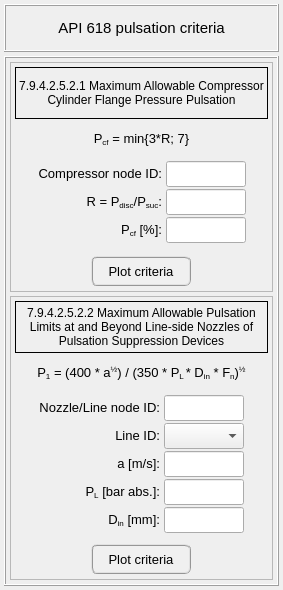
Before: the Qt Designer form pulse/interface/data/ui_files/criterias/pulsation_criteria_widget.ui in open-pulse/OpenPulse, drawn with Qt 5.
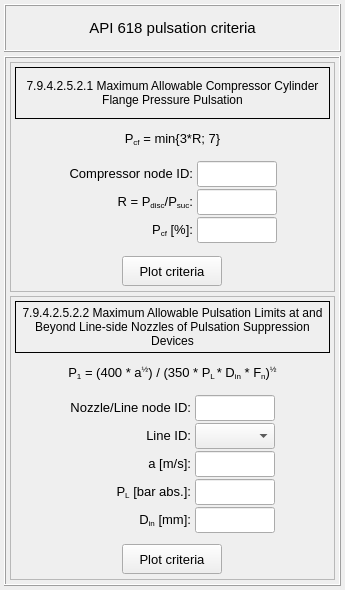
After: the same form once the commit is applied.

What changed in the file:
```diff
--- a/pulse/interface/data/ui_files/criterias/pulsation_criteria_widget.ui
+++ b/pulse/interface/data/ui_files/criterias/pulsation_criteria_widget.ui
@@ -6,7 +6,7 @@
    <rect>
     <x>0</x>
     <y>0</y>
-    <width>283</width>
+    <width>345</width>
     <height>590</height>
    </rect>
   </property>
@@ -57,6 +57,7 @@
           <pointsize>11</pointsize>
           <weight>50</weight>
           <bold>false</bold>
+          <kerning>false</kerning>
          </font>
         </property>
         <property name="text">
@@ -261,6 +262,9 @@
                 <pointsize>10</pointsize>
                </font>
               </property>
+              <property name="styleSheet">
+               <string notr="true"/>
+              </property>
               <property name="alignment">
                <set>Qt::AlignCenter</set>
               </property>
@@ -485,16 +489,13 @@
                <font>
                 <family>MS Shell Dlg 2</family>
                 <pointsize>10</pointsize>
-                <weight>9</weight>
+                <weight>50</weight>
                 <italic>false</italic>
                 <bold>false</bold>
                </font>
               </property>
               <property name="styleSheet">
-               <string notr="true">QPushButton{border-radius: 6px; border-color: rgb(150, 150, 150); border-style: ridge; border-width: 2px; color: rgb(0, 0, 0); background-color: rgb(240, 240, 240); font: 75 10pt &quot;MS Shell Dlg 2&quot;}
-QPushButton:hover{border-radius: 6px; border-color: rgb(0, 170, 255); border-style: ridge; border-width: 2px; color: rgb(0, 0, 0); background-color: rgba(174, 213, 255, 100); font: 75 10pt &quot;MS Shell Dlg 2&quot;}
-QPushButton:pressed{border-radius: 6px; border-color: rgb(0, 170, 255); border-style: ridge; border-width: 3px; color: rgb(0, 0, 0); background-color: rgb(174, 213, 255); font: 75 10pt &quot;MS Shell Dlg 2&quot;}
-QPushButton:disabled{border-radius: 6px; border-color: rgb(150, 150, 150); border-style: ridge; border-width: 3px; color: rgb(150, 150, 150); background-color: rgb(220, 220, 220); font: 75 10pt &quot;MS Shell Dlg 2&quot;}</string>
+               <string notr="true"/>
               </property>
               <property name="text">
                <string>Plot criteria</string>
@@ -769,6 +770,9 @@
                 <pointsize>10</pointsize>
                </font>
               </property>
+              <property name="styleSheet">
+               <string notr="true"/>
+              </property>
               <property name="alignment">
                <set>Qt::AlignCenter</set>
               </property>
@@ -832,6 +836,9 @@
                 <pointsize>10</pointsize>
                </font>
               </property>
+              <property name="styleSheet">
+               <string notr="true"/>
+              </property>
               <property name="alignment">
                <set>Qt::AlignCenter</set>
               </property>
@@ -908,16 +915,13 @@
                <font>
                 <family>MS Shell Dlg 2</family>
                 <pointsize>10</pointsize>
-                <weight>9</weight>
+                <weight>50</weight>
                 <italic>false</italic>
                 <bold>false</bold>
                </font>
               </property>
               <property name="styleSheet">
-               <string notr="true">QPushButton{border-radius: 6px; border-color: rgb(150, 150, 150); border-style: ridge; border-width: 2px; color: rgb(0, 0, 0); background-color: rgb(240, 240, 240); font: 75 10pt &quot;MS Shell Dlg 2&quot;}
-QPushButton:hover{border-radius: 6px; border-color: rgb(0, 170, 255); border-style: ridge; border-width: 2px; color: rgb(0, 0, 0); background-color: rgba(174, 213, 255, 100); font: 75 10pt &quot;MS Shell Dlg 2&quot;}
-QPushButton:pressed{border-radius: 6px; border-color: rgb(0, 170, 255); border-style: ridge; border-width: 3px; color: rgb(0, 0, 0); background-color: rgb(174, 213, 255); font: 75 10pt &quot;MS Shell Dlg 2&quot;}
-QPushButton:disabled{border-radius: 6px; border-color: rgb(150, 150, 150); border-style: ridge; border-width: 3px; color: rgb(150, 150, 150); background-color: rgb(220, 220, 220); font: 75 10pt &quot;MS Shell Dlg 2&quot;}</string>
+               <string notr="true"/>
               </property>
               <property name="text">
                <string>Plot criteria</string>
```
